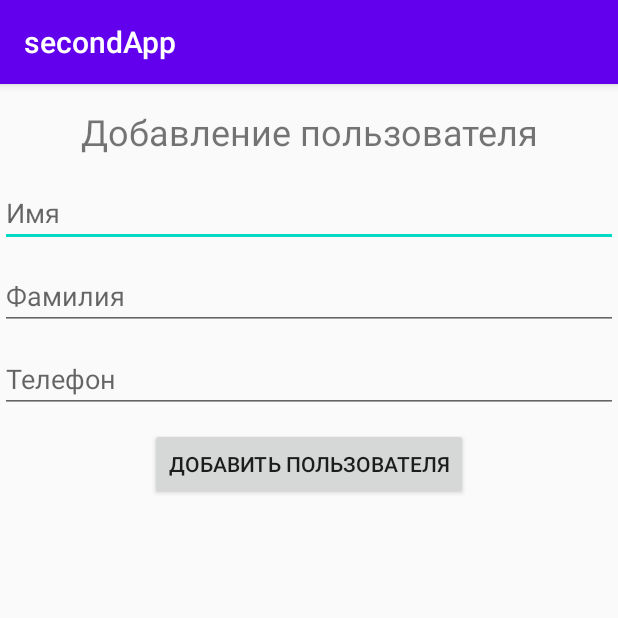
After one commit to Eztekto/edu_988_list, an Android app: the AddUserActivity screen opened directly, with no data from a screen before it, on a phone screen of 412 x 824 dp, the top half of it. The commit adds this screen. Run offline under Robolectric (Android 15) with nearby library versions, the phone set to English and light mode, and no system bars.

```diff
--- a/app/build.gradle
+++ b/app/build.gradle
@@ -32,6 +32,8 @@ dependencies {
     //implementation 'com.android.support:appcompat-v7:28.0.0'
     implementation 'com.android.support.constraint:constraint-layout:2.0.4'
     implementation 'androidx.recyclerview:recyclerview:1.2.1'
+    implementation 'com.google.android.material:material:1.4.0'
+    implementation 'androidx.constraintlayout:constraintlayout:2.1.0'
     testImplementation 'junit:junit:4.+'
     androidTestImplementation 'com.android.support.test:runner:1.0.2'
     androidTestImplementation 'com.android.support.test.espresso:espresso-core:3.0.2'
--- /dev/null
+++ b/app/src/main/java/com/example/secondapp/AddUserActivity.java
@@ -0,0 +1,37 @@
+package com.example.secondapp;
+
+import androidx.appcompat.app.AppCompatActivity;
+
+import android.os.Bundle;
+import android.view.View;
+import android.widget.Button;
+import android.widget.EditText;
+
+public class AddUserActivity extends AppCompatActivity {
+    EditText editTextUserName;
+    EditText editTextUserLastName;
+    EditText editTextPhone;
+    Button formAddUserBtn;
+    @Override
+    protected void onCreate(Bundle savedInstanceState) {
+        super.onCreate(savedInstanceState);
+        setContentView(R.layout.activity_add_user);
+        editTextUserName = findViewById(R.id.editTextUserName);
+        editTextUserLastName = findViewById(R.id.editTextUserLastName);
+        editTextPhone = findViewById(R.id.editTextPhone);
+        formAddUserBtn = findViewById(R.id.formAddUserBtn);
+        formAddUserBtn.setOnClickListener(new View.OnClickListener() {
+            @Override
+            public void onClick(View view) {
+                User user = new User();
+                user.setUserName(editTextUserName.getText().toString());
+                user.setUserLastName(editTextUserLastName.getText().toString());
+                user.setPhone(editTextPhone.getText().toString());
+                Users users = new Users(AddUserActivity.this);
+                users.addUser(user);
+                onBackPressed();
+            }
+        });
+
+    }
+}
--- /dev/null
+++ b/app/src/main/res/layout/activity_add_user.xml
@@ -0,0 +1,50 @@
+<?xml version="1.0" encoding="utf-8"?>
+<LinearLayout xmlns:android="http://schemas.android.com/apk/res/android"
+    xmlns:app="http://schemas.android.com/apk/res-auto"
+    xmlns:tools="http://schemas.android.com/tools"
+    android:layout_width="match_parent"
+    android:layout_height="match_parent"
+    android:orientation="vertical"
+    tools:context=".AddUserActivity">
+    <TextView
+        android:layout_width="match_parent"
+        android:layout_height="wrap_content"
+        android:textSize="24sp"
+        android:text="Добавление пользователя"
+        android:layout_marginTop="15dp"
+        android:layout_marginBottom="15dp"
+        android:gravity="center"/>
+    <EditText
+        android:id="@+id/editTextUserName"
+        android:layout_width="match_parent"
+        android:layout_height="wrap_content"
+        android:ems="10"
+        android:inputType="textPersonName"
+        android:hint="Имя"
+        android:layout_marginBottom="10dp"/>
+    <EditText
+        android:id="@+id/editTextUserLastName"
+        android:layout_width="match_parent"
+        android:layout_height="wrap_content"
+        android:ems="10"
+        android:inputType="textPersonName"
+        android:hint="Фамилия"
+        android:layout_marginBottom="10dp"/>
+
+    <EditText
+        android:id="@+id/editTextPhone"
+        android:layout_width="match_parent"
+        android:layout_height="wrap_content"
+        android:ems="10"
+        android:inputType="phone"
+        android:hint="Телефон"
+        android:layout_marginBottom="10dp"/>
+
+    <Button
+        android:id="@+id/formAddUserBtn"
+        android:layout_width="wrap_content"
+        android:layout_height="wrap_content"
+        android:layout_gravity="center"
+        android:text="@string/add_user_btn" />
+
+</LinearLayout>
--- a/app/src/main/res/layout/activity_main.xml
+++ b/app/src/main/res/layout/activity_main.xml
@@ -6,7 +6,11 @@
     android:layout_height="match_parent"
     android:orientation="vertical"
     tools:context=".MainActivity">
-
+    <Button
+        android:layout_width="match_parent"
+        android:layout_height="wrap_content"
+        android:text="@string/add_user_btn"
+        android:id="@+id/addUserBtn"/>
     <androidx.recyclerview.widget.RecyclerView
         android:layout_width="match_parent"
         android:layout_height="match_parent"
--- a/app/src/main/res/values/strings.xml
+++ b/app/src/main/res/values/strings.xml
@@ -1,3 +1,4 @@
 <resources>
-    <string name="app_name">seconndApp</string>
+    <string name="app_name">secondApp</string>
+    <string name="add_user_btn">Добавить пользователя</string>
 </resources>
```
Also changed, not shown: app/src/main/AndroidManifest.xml (+7 -1 lines), app/src/main/java/com/example/secondapp/MainActivity.java (renamed from app/src/main/java/com/example/seconndapp/MainActivity.java, +55 -21 lines), app/src/main/java/com/example/secondapp/User.java (added, +45 -0 lines), app/src/main/java/com/example/secondapp/UserCursorWrapper.java (added, +25 -0 lines), app/src/main/java/com/example/secondapp/UserInfoActivity.java (added, +43 -0 lines), app/src/main/java/com/example/secondapp/Users.java (added, +71 -0 lines), app/src/main/java/com/example/secondapp/database/UserBaseHelper.java (added, +30 -0 lines), app/src/main/java/com/example/secondapp/database/UserDbSchema.java (added, +14 -0 lines), app/src/main/res/layout/activity_user_info.xml (added, +34 -0 lines).
